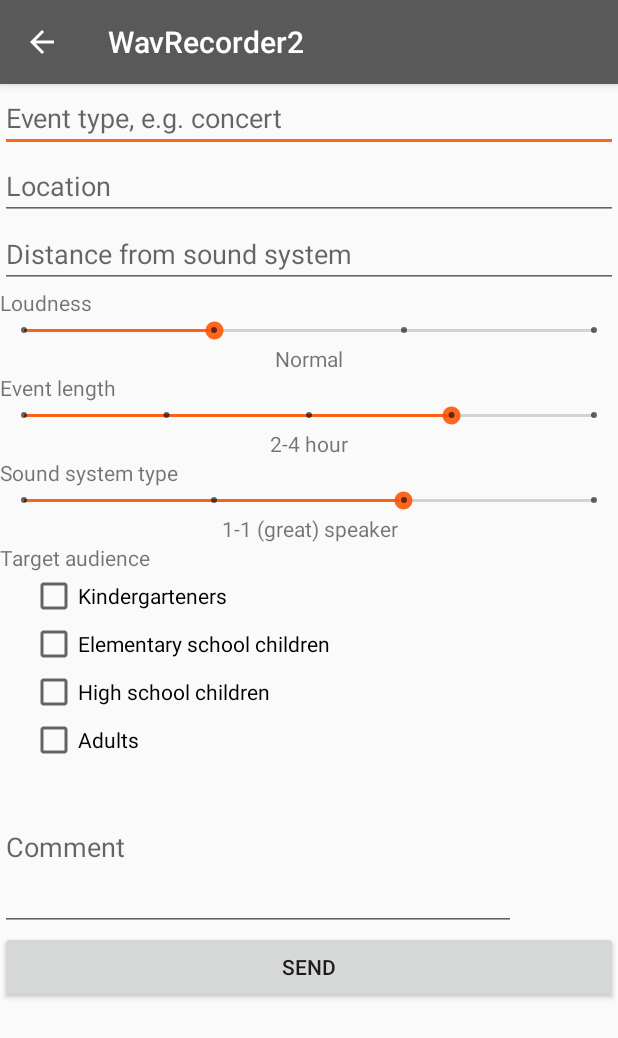
After one commit to aronfabian/SoundLevelMeter, an Android app: the FormActivity screen opened directly, with no data from a screen before it, on a phone screen of 412 x 824 dp. The commit adds this screen. Shown: the top 1038 px of the screen. Run offline under Robolectric (Android 15) with nearby library versions, the phone set to English and light mode, and no system bars.

Commit message:
form state
mérés után lévő form activity, még nincs kész teljesen

```diff
--- a/app/build.gradle
+++ b/app/build.gradle
@@ -53,5 +53,6 @@ dependencies {
         // if you don't use android.app.Fragment you can exclude support for them
         exclude module: "support-v13"
     }
+    implementation 'com.android.support:design:26.1.0'
     annotationProcessor "com.github.hotchemi:permissionsdispatcher-processor:3.1.0"
 }
--- a/app/src/main/java/wavrecorder/com/fabian/aron/wavrecorder/Constants.java
+++ b/app/src/main/java/wavrecorder/com/fabian/aron/wavrecorder/Constants.java
@@ -18,6 +18,7 @@ public class Constants {
         String LAEQ_BROADCAST_ACTION = "wavrecorder.com.fabian.aron.wavrecorder.laeq";
         String SECBUTTON_ACTION = "wavrecorder.com.fabian.aron.wavrecorder.secbutton";
         String MILLISECBUTTON_ACTION = "wavrecorder.com.fabian.aron.wavrecorder.millisecbutton";
+        String RECORDERSTOPPED_ACTION = "wavrecorder.com.fabian.aron.wavrecorder.recorderstopped";
     }
 
     public interface NOTIFICATION_ID {
--- a/app/src/main/java/wavrecorder/com/fabian/aron/wavrecorder/UploadJobService.java
+++ b/app/src/main/java/wavrecorder/com/fabian/aron/wavrecorder/UploadJobService.java
@@ -2,6 +2,9 @@ package wavrecorder.com.fabian.aron.wavrecorder;
 
 import android.app.job.JobParameters;
 import android.app.job.JobService;
+import android.content.SharedPreferences;
+import android.preference.PreferenceManager;
+import android.widget.Toast;
 
 /**
  * Created by Aron Fabian on 2018. 04. 11..
@@ -9,7 +12,8 @@ import android.app.job.JobService;
 public class UploadJobService extends JobService {
     @Override
     public boolean onStartJob(JobParameters params) {
-//        Toast.makeText(this, "UploadJob started", Toast.LENGTH_LONG).show();
+        SharedPreferences prefs = PreferenceManager.getDefaultSharedPreferences(getApplicationContext());
+        //Toast.makeText(this, prefs.getString("LAeqHistory",""), Toast.LENGTH_LONG).show();
         return false;
     }
 
--- /dev/null
+++ b/app/src/main/res/layout/activity_form.xml
@@ -0,0 +1,163 @@
+<?xml version="1.0" encoding="utf-8"?>
+<android.support.constraint.ConstraintLayout xmlns:android="http://schemas.android.com/apk/res/android"
+    xmlns:app="http://schemas.android.com/apk/res-auto"
+    xmlns:tools="http://schemas.android.com/tools"
+    android:layout_width="match_parent"
+    android:layout_height="match_parent">
+
+
+    <ScrollView
+        android:layout_width="match_parent"
+        android:layout_height="match_parent">
+
+        <LinearLayout
+            android:layout_width="match_parent"
+            android:layout_height="wrap_content"
+            android:orientation="vertical">
+
+            <EditText
+                android:id="@+id/input_type"
+                android:layout_width="match_parent"
+                android:layout_height="wrap_content"
+                android:ems="10"
+                android:hint="@string/form_type"
+                android:inputType="text" />
+
+            <EditText
+                android:id="@+id/input_location"
+                android:layout_width="match_parent"
+                android:layout_height="wrap_content"
+                android:ems="10"
+                android:hint="@string/form_location"
+                android:inputType="text" />
+
+            <EditText
+                android:id="@+id/input_distance"
+                android:layout_width="match_parent"
+                android:layout_height="wrap_content"
+                android:ems="10"
+                android:hint="@string/form_distance"
+                android:inputType="numberDecimal" />
+
+            <TextView
+                android:id="@+id/text_loudness"
+                android:layout_width="match_parent"
+                android:layout_height="wrap_content"
+                android:text="@string/form_loudness" />
+
+            <SeekBar
+                android:id="@+id/input_loudness"
+                style="@style/Widget.AppCompat.SeekBar.Discrete"
+                android:layout_width="match_parent"
+                android:layout_height="wrap_content"
+                android:max="3"
+                android:progress="1" />
+
+            <TextView
+                android:id="@+id/text_loudnesvalue"
+                android:layout_width="match_parent"
+                android:layout_height="wrap_content"
+                android:text="@string/loudnessvalue_1"
+                android:textAlignment="center" />
+
+            <TextView
+                android:id="@+id/text_eventlength"
+                android:layout_width="match_parent"
+                android:layout_height="wrap_content"
+                android:text="@string/form_eventlength" />
+
+            <SeekBar
+                android:id="@+id/input_eventlength"
+                style="@style/Widget.AppCompat.SeekBar.Discrete"
+                android:layout_width="match_parent"
+                android:layout_height="wrap_content"
+                android:max="4"
+                android:progress="3" />
+
+            <TextView
+                android:id="@+id/text_eventlengthvalue"
+                android:layout_width="match_parent"
+                android:layout_height="wrap_content"
+                android:text="@string/eventlengthsvalue_3"
+                android:textAlignment="center" />
+
+            <TextView
+                android:id="@+id/text_soundsystem"
+                android:layout_width="match_parent"
+                android:layout_height="wrap_content"
+                android:text="@string/form_soundsystem" />
+
+            <SeekBar
+                android:id="@+id/input_soundsystem"
+                style="@style/Widget.AppCompat.SeekBar.Discrete"
+                android:layout_width="match_parent"
+                android:layout_height="wrap_content"
+                android:max="3"
+                android:progress="2" />
+
+            <TextView
+                android:id="@+id/text_soundsystemvalue"
+                android:layout_width="match_parent"
+                android:layout_height="wrap_content"
+                android:text="@string/soundsyssvalue_2"
+                android:textAlignment="center" />
+
+            <TextView
+                android:id="@+id/text_targetaudience"
+                android:layout_width="match_parent"
+                android:layout_height="wrap_content"
+                android:text="@string/form_targetaudince" />
+
+            <RadioGroup
+                android:id="@+id/target_audience"
+                android:layout_width="match_parent"
+                android:layout_height="match_parent"
+                android:orientation="vertical"
+                android:paddingLeft="20dp">
+
+                <CheckBox
+                    android:id="@+id/input_audience1"
+                    android:layout_width="match_parent"
+                    android:layout_height="wrap_content"
+                    android:text="@string/audience_1" />
+
+                <CheckBox
+                    android:id="@+id/input_audience2"
+                    android:layout_width="match_parent"
+                    android:layout_height="wrap_content"
+                    android:text="@string/audience_2" />
+
+                <CheckBox
+                    android:id="@+id/input_audience3"
+                    android:layout_width="match_parent"
+                    android:layout_height="wrap_content"
+                    android:text="@string/audience_3" />
+
+                <CheckBox
+                    android:id="@+id/input_audience4"
+                    android:layout_width="match_parent"
+                    android:layout_height="wrap_content"
+                    android:text="@string/audience_4" />
+            </RadioGroup>
+
+            <EditText
+                android:id="@+id/input_comment"
+                android:layout_width="344dp"
+                android:layout_height="111dp"
+                android:ems="10"
+                android:hint="@string/form_comment"
+                android:inputType="textMultiLine"
+                app:layout_constraintEnd_toEndOf="parent"
+                app:layout_constraintStart_toStartOf="parent"
+                tools:layout_editor_absoluteX="8dp"
+                tools:layout_editor_absoluteY="365dp" />
+
+            <Button
+                android:id="@+id/button_formsend"
+                android:layout_width="match_parent"
+                android:layout_height="wrap_content"
+                android:text="@string/send_btn" />
+
+        </LinearLayout>
+    </ScrollView>
+</android.support.constraint.ConstraintLayout>
--- a/app/src/main/res/values/strings.xml
+++ b/app/src/main/res/values/strings.xml
@@ -35,7 +35,34 @@
     <string name="overdrive">Overdrive!</string>
     <string name="age_table">Age groups</string>
     <string name="age_table_summary">Select which age groups you want to be visible.</string>
-
+    <string name="title_activity_from">FromActivity</string>
+    <string name="action_settings">Settings</string>
+    <string name="title_activity_form">FormActivity</string>
+    <string name="form_type">Event type, e.g. concert</string>
+    <string name="form_location">Location</string>
+    <string name="form_distance">Distance from sound system</string>
+    <string name="form_loudness">Loudness</string>
+    <string name="form_comment">Comment</string>
+    <string name="form_targetaudince">Target audience</string>
+    <string name="form_soundsystem">Sound system type</string>
+    <string name="form_eventlength">Event length</string>
+    <string name="audience_1">Kindergarteners</string>
+    <string name="audience_2">Elementary school children</string>
+    <string name="audience_3">High school children</string>
+    <string name="audience_4">Adults</string>
+    <string name="loudnessvalue_0">Silent</string>
+    <string name="loudnessvalue_1">Normal</string>
+    <string name="loudnessvalue_2">Loud</string>
+    <string name="loudnessvalue_3">Very loud</string>
+    <string name="eventlengthsvalue_0">Not known</string>
+    <string name="eventlengthsvalue_1">&lt; 1 hour</string>
+    <string name="eventlengthsvalue_2">1-2 hour</string>
+    <string name="eventlengthsvalue_3">2-4 hour</string>
+    <string name="eventlengthsvalue_4">&gt; 4 hour</string>
+    <string name="soundsyssvalue_0">Don\'t know</string>
+    <string name="soundsyssvalue_1">Line array</string>
+    <string name="soundsyssvalue_2">1-1 (great) speaker</string>
+    <string name="soundsyssvalue_3">Many small speakers</string>
 
 
 </resources>
```
Also changed, not shown: app/src/main/AndroidManifest.xml (+20 -3 lines), app/src/main/java/wavrecorder/com/fabian/aron/wavrecorder/FormActivity.java (added, +144 -0 lines), app/src/main/java/wavrecorder/com/fabian/aron/wavrecorder/MainActivity.java (+41 -11 lines), app/src/main/java/wavrecorder/com/fabian/aron/wavrecorder/RecorderService.java (+3 -7 lines), 1 other file.
